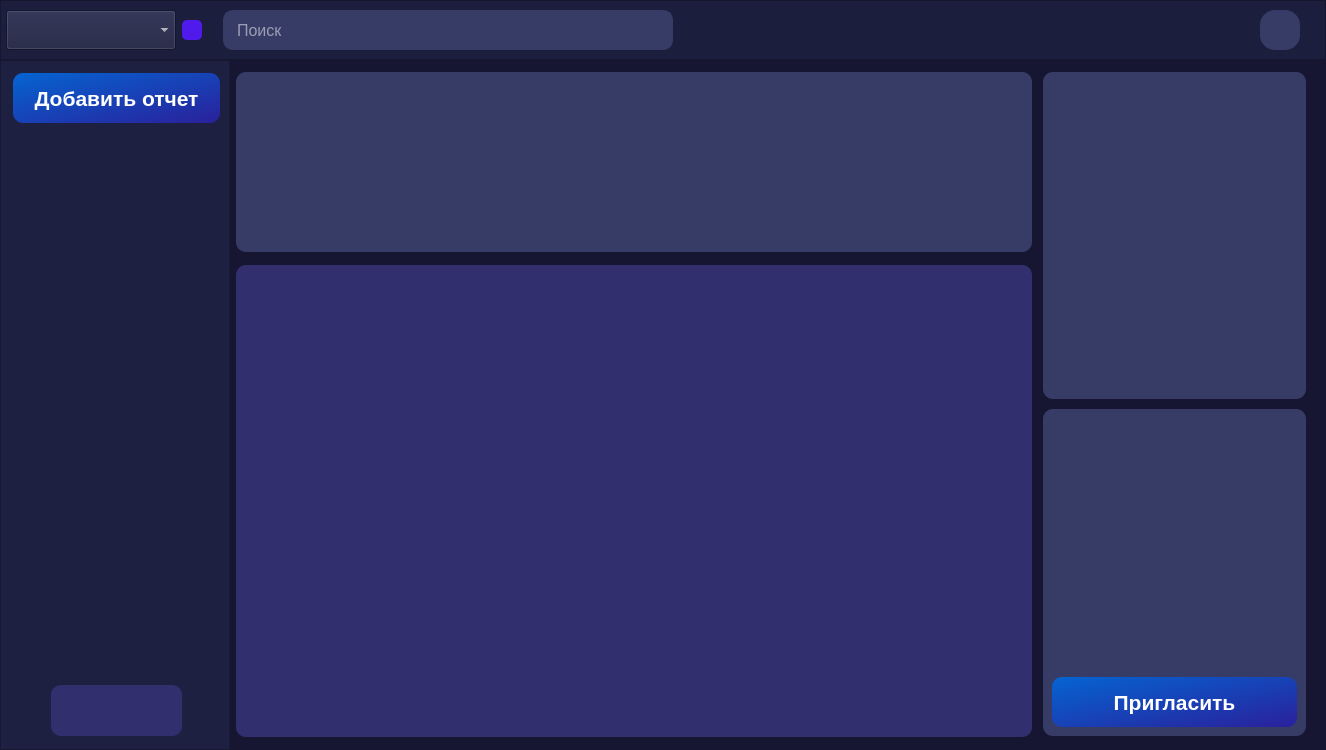
ArtShibaev/Bugtracker, file interfaces/main_page.ui: the form before one commit.
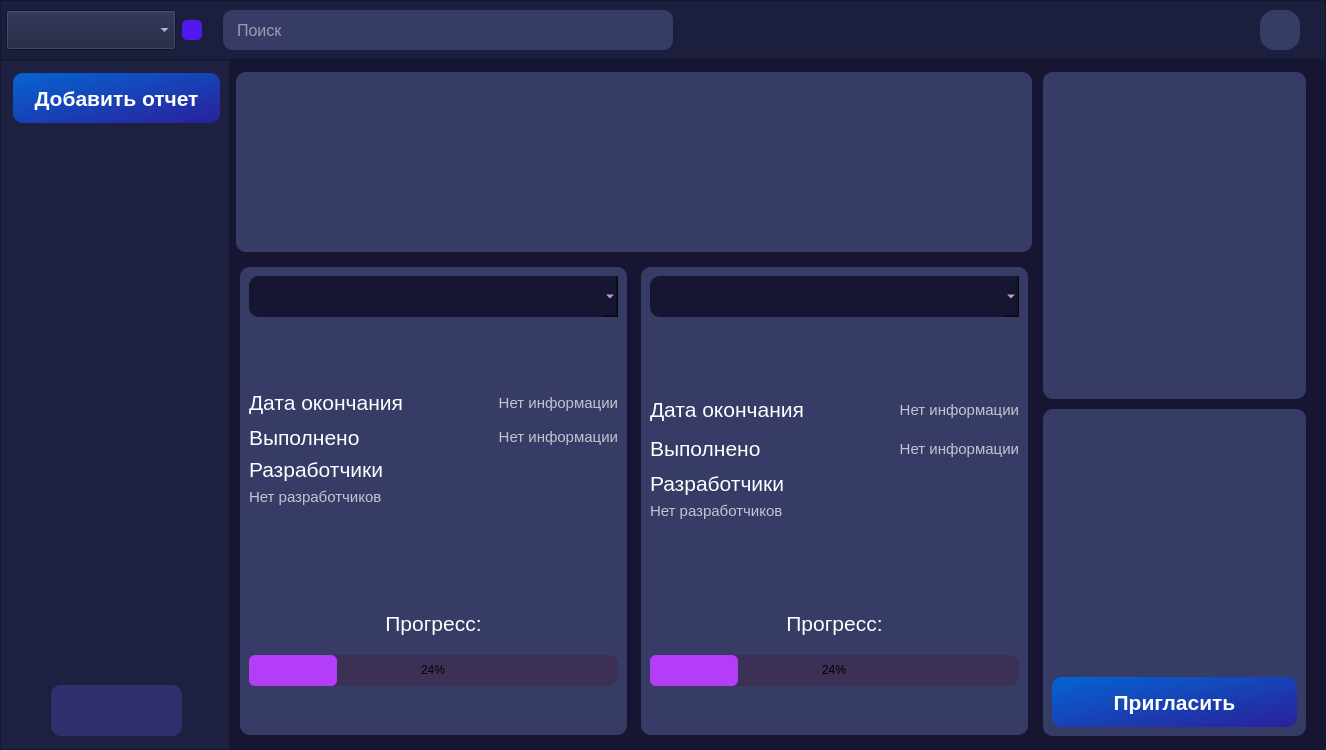
The form after the commit.

Commit message: Добавлены рабочие дедлайн панели

The edit to the form file:
```diff
--- a/interfaces/main_page.ui
+++ b/interfaces/main_page.ui
@@ -616,7 +616,7 @@
          </size>
         </property>
         <property name="styleSheet">
-         <string notr="true">background: #322F6E;
+         <string notr="true">background-color: #171632;
 border-radius: 10px;</string>
         </property>
         <property name="frameShape">
@@ -625,7 +625,10 @@
         <property name="frameShadow">
          <enum>QFrame::Raised</enum>
         </property>
-        <layout class="QGridLayout" name="gridLayout_7">
+        <layout class="QHBoxLayout" name="horizontalLayout_5">
+         <property name="spacing">
+          <number>10</number>
+         </property>
          <property name="leftMargin">
           <number>0</number>
          </property>
@@ -638,8 +641,519 @@
          <property name="bottomMargin">
           <number>0</number>
          </property>
-         <item row="0" column="0">
-          <layout class="QHBoxLayout" name="horizontalLayout_3"/>
+         <item>
+          <widget class="QFrame" name="deadline_frame1">
+           <property name="maximumSize">
+            <size>
+             <width>387</width>
+             <height>468</height>
+            </size>
+           </property>
+           <property name="styleSheet">
+            <string notr="true">background-color: #373C66;</string>
+           </property>
+           <property name="frameShape">
+            <enum>QFrame::StyledPanel</enum>
+           </property>
+           <property name="frameShadow">
+            <enum>QFrame::Raised</enum>
+           </property>
+           <layout class="QGridLayout" name="gridLayout_11">
+            <item row="2" column="0">
+             <layout class="QVBoxLayout" name="verticalLayout_16">
+              <item>
+               <layout class="QHBoxLayout" name="horizontalLayout_11">
+                <item>
+                 <widget class="QLabel" name="label_23">
+                  <property name="maximumSize">
+                   <size>
+                    <width>161</width>
+                    <height>41</height>
+                   </size>
+                  </property>
+                  <property name="styleSheet">
+                   <string notr="true">color: white;
+font-size: 21px;</string>
+                  </property>
+                  <property name="text">
+                   <string>Дата окончания</string>
+                  </property>
+                 </widget>
+                </item>
+                <item>
+                 <widget class="QLabel" name="deadline1">
+                  <property name="maximumSize">
+                   <size>
+                    <width>16777215</width>
+                    <height>41</height>
+                   </size>
+                  </property>
+                  <property name="styleSheet">
+                   <string notr="true">color: #C3C4D1;
+font-size: 15px;</string>
+                  </property>
+                  <property name="text">
+                   <string>Нет информации</string>
+                  </property>
+                  <property name="alignment">
+                   <set>Qt::AlignRight|Qt::AlignTrailing|Qt::AlignVCenter</set>
+                  </property>
+                 </widget>
+                </item>
+               </layout>
+              </item>
+              <item>
+               <layout class="QHBoxLayout" name="horizontalLayout_12">
+                <item>
+                 <widget class="QLabel" name="label_25">
+                  <property name="maximumSize">
+                   <size>
+                    <width>161</width>
+                    <height>41</height>
+                   </size>
+                  </property>
+                  <property name="styleSheet">
+                   <string notr="true">color: white;
+font-size: 21px;</string>
+                  </property>
+                  <property name="text">
+                   <string>Выполнено</string>
+                  </property>
+                 </widget>
+                </item>
+                <item>
+                 <widget class="QLabel" name="complete1">
+                  <property name="maximumSize">
+                   <size>
+                    <width>16777215</width>
+                    <height>41</height>
+                   </size>
+                  </property>
+                  <property name="styleSheet">
+                   <string notr="true">color: #C3C4D1;
+font-size: 15px;</string>
+                  </property>
+                  <property name="text">
+                   <string>Нет информации</string>
+                  </property>
+                  <property name="alignment">
+                   <set>Qt::AlignRight|Qt::AlignTrailing|Qt::AlignVCenter</set>
+                  </property>
+                 </widget>
+                </item>
+               </layout>
+              </item>
+              <item>
+               <layout class="QVBoxLayout" name="verticalLayout_17">
+                <property name="spacing">
+                 <number>6</number>
+                </property>
+                <item>
+                 <widget class="QLabel" name="label_27">
+                  <property name="maximumSize">
+                   <size>
+                    <width>171</width>
+                    <height>41</height>
+                   </size>
+                  </property>
+                  <property name="styleSheet">
+                   <string notr="true">color: white;
+font-size: 21px;</string>
+                  </property>
+                  <property name="text">
+                   <string>Разработчики </string>
+                  </property>
+                 </widget>
+                </item>
+                <item>
+                 <widget class="QLabel" name="developers1">
+                  <property name="styleSheet">
+                   <string notr="true">color: #C3C4D1;
+font-size: 15px;</string>
+                  </property>
+                  <property name="text">
+                   <string>Нет разработчиков</string>
+                  </property>
+                 </widget>
+                </item>
+               </layout>
+              </item>
+             </layout>
+            </item>
+            <item row="4" column="0">
+             <layout class="QVBoxLayout" name="verticalLayout_15">
+              <item>
+               <widget class="QLabel" name="label_22">
+                <property name="maximumSize">
+                 <size>
+                  <width>16777215</width>
+                  <height>52</height>
+                 </size>
+                </property>
+                <property name="styleSheet">
+                 <string notr="true">color: white;
+font-size: 21px;</string>
+                </property>
+                <property name="text">
+                 <string>Прогресс:</string>
+                </property>
+                <property name="alignment">
+                 <set>Qt::AlignCenter</set>
+                </property>
+               </widget>
+              </item>
+              <item>
+               <widget class="QProgressBar" name="progress1">
+                <property name="minimumSize">
+                 <size>
+                  <width>369</width>
+                  <height>31</height>
+                 </size>
+                </property>
+                <property name="styleSheet">
+                 <string notr="true">QProgressBar {
+    text-align: center;
+	background-color: #3C3056;
+}
+QProgressBar::chunk {
+    background-color: #B43DF7;
+	border-radius: 6px;
+}</string>
+                </property>
+                <property name="value">
+                 <number>24</number>
+                </property>
+               </widget>
+              </item>
+             </layout>
+            </item>
+            <item row="0" column="0">
+             <widget class="QComboBox" name="bug_list_1">
+              <property name="minimumSize">
+               <size>
+                <width>0</width>
+                <height>41</height>
+               </size>
+              </property>
+              <property name="maximumSize">
+               <size>
+                <width>371</width>
+                <height>41</height>
+               </size>
+              </property>
+              <property name="styleSheet">
+               <string notr="true">color: white;
+background-color: #171632;</string>
+              </property>
+             </widget>
+            </item>
+            <item row="1" column="0">
+             <spacer name="verticalSpacer_5">
+              <property name="orientation">
+               <enum>Qt::Vertical</enum>
+              </property>
+              <property name="sizeType">
+               <enum>QSizePolicy::Preferred</enum>
+              </property>
+              <property name="sizeHint" stdset="0">
+               <size>
+                <width>20</width>
+                <height>65</height>
+               </size>
+              </property>
+             </spacer>
+            </item>
+            <item row="3" column="0">
+             <spacer name="verticalSpacer_4">
+              <property name="orientation">
+               <enum>Qt::Vertical</enum>
+              </property>
+              <property name="sizeType">
+               <enum>QSizePolicy::Minimum</enum>
+              </property>
+              <property name="sizeHint" stdset="0">
+               <size>
+                <width>20</width>
+                <height>85</height>
+               </size>
+              </property>
+             </spacer>
+            </item>
+            <item row="5" column="0">
+             <spacer name="verticalSpacer_6">
+              <property name="orientation">
+               <enum>Qt::Vertical</enum>
+              </property>
+              <property name="sizeType">
+               <enum>QSizePolicy::Maximum</enum>
+              </property>
+              <property name="sizeHint" stdset="0">
+               <size>
+                <width>20</width>
+                <height>40</height>
+               </size>
+              </property>
+             </spacer>
+            </item>
+           </layout>
+          </widget>
+         </item>
+         <item>
+          <widget class="QFrame" name="deadline_frame2">
+           <property name="maximumSize">
+            <size>
+             <width>387</width>
+             <height>468</height>
+            </size>
+           </property>
+           <property name="styleSheet">
+            <string notr="true">background-color: #373C66;</string>
+           </property>
+           <property name="frameShape">
+            <enum>QFrame::StyledPanel</enum>
+           </property>
+           <property name="frameShadow">
+            <enum>QFrame::Raised</enum>
+           </property>
+           <layout class="QGridLayout" name="gridLayout_7">
+            <item row="0" column="0">
+             <widget class="QComboBox" name="bug_list_2">
+              <property name="minimumSize">
+               <size>
+                <width>0</width>
+                <height>41</height>
+               </size>
+              </property>
+              <property name="maximumSize">
+               <size>
+                <width>371</width>
+                <height>41</height>
+               </size>
+              </property>
+              <property name="styleSheet">
+               <string notr="true">color: white;
+background-color: #171632;</string>
+              </property>
+             </widget>
+            </item>
+            <item row="1" column="0">
+             <spacer name="verticalSpacer_2">
+              <property name="orientation">
+               <enum>Qt::Vertical</enum>
+              </property>
+              <property name="sizeType">
+               <enum>QSizePolicy::Preferred</enum>
+              </property>
+              <property name="sizeHint" stdset="0">
+               <size>
+                <width>20</width>
+                <height>70</height>
+               </size>
+              </property>
+             </spacer>
+            </item>
+            <item row="3" column="0">
+             <spacer name="verticalSpacer">
+              <property name="orientation">
+               <enum>Qt::Vertical</enum>
+              </property>
+              <property name="sizeType">
+               <enum>QSizePolicy::Preferred</enum>
+              </property>
+              <property name="sizeHint" stdset="0">
+               <size>
+                <width>20</width>
+                <height>71</height>
+               </size>
+              </property>
+             </spacer>
+            </item>
+            <item row="2" column="0">
+             <layout class="QVBoxLayout" name="verticalLayout_12">
+              <item>
+               <layout class="QHBoxLayout" name="horizontalLayout_3">
+                <item>
+                 <widget class="QLabel" name="label_9">
+                  <property name="maximumSize">
+                   <size>
+                    <width>161</width>
+                    <height>41</height>
+                   </size>
+                  </property>
+                  <property name="styleSheet">
+                   <string notr="true">color: white;
+font-size: 21px;</string>
+                  </property>
+                  <property name="text">
+                   <string>Дата окончания</string>
+                  </property>
+                 </widget>
+                </item>
+                <item>
+                 <widget class="QLabel" name="deadline2">
+                  <property name="maximumSize">
+                   <size>
+                    <width>16777215</width>
+                    <height>41</height>
+                   </size>
+                  </property>
+                  <property name="styleSheet">
+                   <string notr="true">color: #C3C4D1;
+font-size: 15px;</string>
+                  </property>
+                  <property name="text">
+                   <string>Нет информации</string>
+                  </property>
+                  <property name="alignment">
+                   <set>Qt::AlignRight|Qt::AlignTrailing|Qt::AlignVCenter</set>
+                  </property>
+                 </widget>
+                </item>
+               </layout>
+              </item>
+              <item>
+               <layout class="QHBoxLayout" name="horizontalLayout_4">
+                <item>
+                 <widget class="QLabel" name="label_11">
+                  <property name="maximumSize">
+                   <size>
+                    <width>161</width>
+                    <height>41</height>
+                   </size>
+                  </property>
+                  <property name="styleSheet">
+                   <string notr="true">color: white;
+font-size: 21px;</string>
+                  </property>
+                  <property name="text">
+                   <string>Выполнено</string>
+                  </property>
+                 </widget>
+                </item>
+                <item>
+                 <widget class="QLabel" name="complete2">
+                  <property name="maximumSize">
+                   <size>
+                    <width>16777215</width>
+                    <height>41</height>
+                   </size>
+                  </property>
+                  <property name="styleSheet">
+                   <string notr="true">color: #C3C4D1;
+font-size: 15px;</string>
+                  </property>
+                  <property name="text">
+                   <string>Нет информации</string>
+                  </property>
+                  <property name="alignment">
+                   <set>Qt::AlignRight|Qt::AlignTrailing|Qt::AlignVCenter</set>
+                  </property>
+                 </widget>
+                </item>
+               </layout>
+              </item>
+              <item>
+               <layout class="QVBoxLayout" name="verticalLayout_10">
+                <property name="spacing">
+                 <number>6</number>
+                </property>
+                <item>
+                 <widget class="QLabel" name="label_13">
+                  <property name="maximumSize">
+                   <size>
+                    <width>171</width>
+                    <height>41</height>
+                   </size>
+                  </property>
+                  <property name="styleSheet">
+                   <string notr="true">color: white;
+font-size: 21px;</string>
+                  </property>
+                  <property name="text">
+                   <string>Разработчики </string>
+                  </property>
+                 </widget>
+                </item>
+                <item>
+                 <widget class="QLabel" name="developers2">
+                  <property name="styleSheet">
+                   <string notr="true">color: #C3C4D1;
+font-size: 15px;</string>
+                  </property>
+                  <property name="text">
+                   <string>Нет разработчиков</string>
+                  </property>
+                 </widget>
+                </item>
+               </layout>
+              </item>
+             </layout>
+            </item>
+            <item row="4" column="0">
+             <layout class="QVBoxLayout" name="verticalLayout_9">
+              <item>
+               <widget class="QLabel" name="label_8">
+                <property name="maximumSize">
+                 <size>
+                  <width>16777215</width>
+                  <height>52</height>
+                 </size>
+                </property>
+                <property name="styleSheet">
+                 <string notr="true">color: white;
+font-size: 21px;</string>
+                </property>
+                <property name="text">
+                 <string>Прогресс:</string>
+                </property>
+                <property name="alignment">
+                 <set>Qt::AlignCenter</set>
+                </property>
+               </widget>
+              </item>
+              <item>
+               <widget class="QProgressBar" name="progress2">
+                <property name="minimumSize">
+                 <size>
+                  <width>369</width>
+                  <height>31</height>
+                 </size>
+                </property>
+                <property name="styleSheet">
+                 <string notr="true">QProgressBar {
+    text-align: center;
+	background-color: #3C3056;
+}
+QProgressBar::chunk {
+    background-color: #B43DF7;
+	border-radius: 6px;
+}</string>
+                </property>
+                <property name="value">
+                 <number>24</number>
+                </property>
+               </widget>
+              </item>
+             </layout>
+            </item>
+            <item row="5" column="0">
+             <spacer name="verticalSpacer_7">
+              <property name="orientation">
+               <enum>Qt::Vertical</enum>
+              </property>
+              <property name="sizeType">
+               <enum>QSizePolicy::Maximum</enum>
+              </property>
+              <property name="sizeHint" stdset="0">
+               <size>
+                <width>20</width>
+                <height>40</height>
+               </size>
+              </property>
+             </spacer>
+            </item>
+           </layout>
+          </widget>
          </item>
         </layout>
        </widget>
```
Left out of the diff: 2 changed lines with no effect on the pictures. The commit also changes 2 other files.
